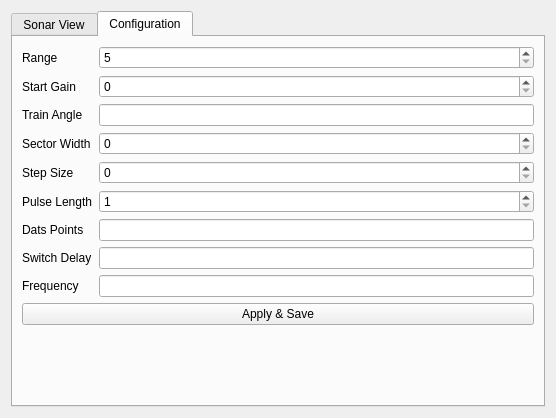
Above: Module_ScanningSonar/form.ui from iti-luebeck/HANSE2011 before the change. Below: the same form after it.
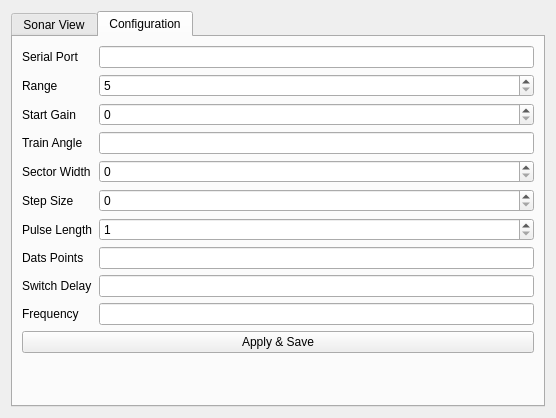
That is the form after the change.

Commit message: some serial mods

The edit to the form file:
```diff
--- a/Module_ScanningSonar/form.ui
+++ b/Module_ScanningSonar/form.ui
@@ -14,7 +14,7 @@
    <string>Form</string>
   </property>
   <layout class="QGridLayout" name="gridLayout">
-   <item row="0" column="1">
+   <item row="0" column="0">
     <widget class="QTabWidget" name="cfgTab">
      <property name="currentIndex">
       <number>1</number>
@@ -37,89 +37,89 @@
        <property name="fieldGrowthPolicy">
         <enum>QFormLayout::AllNonFixedFieldsGrow</enum>
        </property>
-       <item row="0" column="0">
+       <item row="2" column="0">
         <widget class="QLabel" name="label">
          <property name="text">
           <string>Range</string>
          </property>
         </widget>
        </item>
-       <item row="2" column="0">
+       <item row="4" column="0">
         <widget class="QLabel" name="label_2">
          <property name="text">
           <string>Start Gain</string>
          </property>
         </widget>
        </item>
-       <item row="3" column="0">
+       <item row="5" column="0">
         <widget class="QLabel" name="label_3">
          <property name="text">
           <string>Train Angle</string>
          </property>
         </widget>
        </item>
-       <item row="3" column="1">
+       <item row="5" column="1">
         <widget class="QLineEdit" name="trainAngle"/>
        </item>
-       <item row="5" column="0">
+       <item row="7" column="0">
         <widget class="QLabel" name="label_4">
          <property name="text">
           <string>Sector Width</string>
          </property>
         </widget>
        </item>
-       <item row="6" column="0">
+       <item row="8" column="0">
         <widget class="QLabel" name="label_5">
          <property name="text">
           <string>Step Size</string>
          </property>
         </widget>
        </item>
-       <item row="8" column="0">
+       <item row="10" column="0">
         <widget class="QLabel" name="label_6">
          <property name="text">
           <string>Pulse Length</string>
          </property>
         </widget>
        </item>
-       <item row="9" column="0">
+       <item row="11" column="0">
         <widget class="QLabel" name="label_7">
          <property name="text">
           <string>Dats Points</string>
          </property>
         </widget>
        </item>
-       <item row="10" column="0">
+       <item row="12" column="0">
         <widget class="QLabel" name="label_8">
          <property name="text">
           <string>Switch Delay</string>
          </property>
         </widget>
        </item>
-       <item row="10" column="1">
+       <item row="12" column="1">
         <widget class="QLineEdit" name="switchDelay"/>
        </item>
-       <item row="9" column="1">
+       <item row="11" column="1">
         <widget class="QLineEdit" name="dataPoints"/>
        </item>
-       <item row="11" column="0">
+       <item row="13" column="0">
         <widget class="QLabel" name="label_9">
          <property name="text">
           <string>Frequency</string>
          </property>
         </widget>
        </item>
-       <item row="11" column="1">
+       <item row="13" column="1">
         <widget class="QLineEdit" name="frequency"/>
        </item>
-       <item row="12" column="0" colspan="2">
+       <item row="14" column="0" colspan="2">
         <widget class="QPushButton" name="save">
          <property name="text">
           <string>Apply &amp;&amp; Save</string>
          </property>
         </widget>
        </item>
-       <item row="0" column="1">
+       <item row="2" column="1">
         <widget class="QSpinBox" name="range">
          <property name="minimum">
           <number>5</number>
@@ -132,14 +132,14 @@
          </property>
         </widget>
        </item>
-       <item row="2" column="1">
+       <item row="4" column="1">
         <widget class="QSpinBox" name="gain">
          <property name="maximum">
           <number>40</number>
          </property>
         </widget>
        </item>
-       <item row="5" column="1">
+       <item row="7" column="1">
         <widget class="QSpinBox" name="sectorWidth">
          <property name="maximum">
           <number>360</number>
@@ -149,7 +149,7 @@
          </property>
         </widget>
        </item>
-       <item row="6" column="1">
+       <item row="8" column="1">
         <widget class="QSpinBox" name="stepSize">
          <property name="maximum">
           <number>6</number>
@@ -159,7 +159,7 @@
          </property>
         </widget>
        </item>
-       <item row="8" column="1">
+       <item row="10" column="1">
         <widget class="QSpinBox" name="pulseLength">
          <property name="minimum">
           <number>1</number>
@@ -169,6 +169,16 @@
          </property>
         </widget>
        </item>
+       <item row="1" column="1">
+        <widget class="QLineEdit" name="serialPort"/>
+       </item>
+       <item row="1" column="0">
+        <widget class="QLabel" name="label_10">
+         <property name="text">
+          <string>Serial Port</string>
+         </property>
+        </widget>
+       </item>
       </layout>
      </widget>
     </widget>
```
The commit also changes 5 other files.
